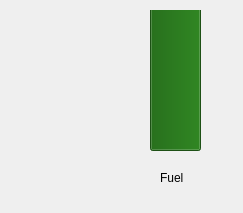
Before: the Qt Designer form CSCN72030-project 3/fuellevel.ui in ladeee21/project3_Section2_Group2, drawn with Qt 5.
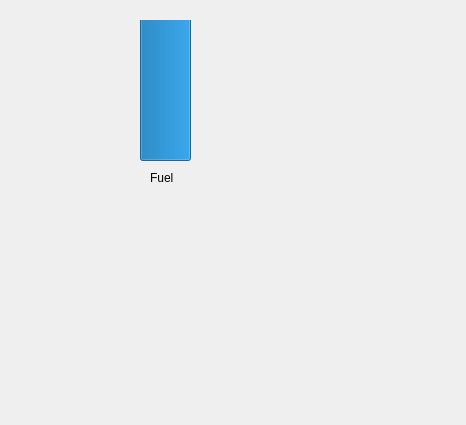
After: the same form once the commit is applied. Icons and pictures are not drawn.

```diff
--- a/CSCN72030-project 3/fuellevel.ui
+++ b/CSCN72030-project 3/fuellevel.ui
@@ -6,20 +6,26 @@
    <rect>
     <x>0</x>
     <y>0</y>
-    <width>243</width>
-    <height>213</height>
+    <width>466</width>
+    <height>425</height>
    </rect>
   </property>
+  <property name="sizePolicy">
+   <sizepolicy hsizetype="Fixed" vsizetype="Fixed">
+    <horstretch>0</horstretch>
+    <verstretch>0</verstretch>
+   </sizepolicy>
+  </property>
   <property name="windowTitle">
    <string>FuelLevel</string>
   </property>
   <widget class="QLabel" name="redLight">
    <property name="geometry">
     <rect>
-     <x>30</x>
-     <y>130</y>
-     <width>71</width>
-     <height>61</height>
+     <x>40</x>
+     <y>90</y>
+     <width>81</width>
+     <height>71</height>
     </rect>
    </property>
    <property name="text">
@@ -35,8 +41,8 @@
   <widget class="QLabel" name="yellowLight">
    <property name="geometry">
     <rect>
-     <x>30</x>
-     <y>30</y>
+     <x>40</x>
+     <y>20</y>
      <width>81</width>
      <height>71</height>
     </rect>
@@ -54,9 +60,9 @@
   <widget class="QLabel" name="fuelPercent">
    <property name="geometry">
     <rect>
-     <x>160</x>
+     <x>150</x>
      <y>170</y>
-     <width>49</width>
+     <width>31</width>
      <height>16</height>
     </rect>
    </property>
@@ -70,14 +76,17 @@
   <widget class="QProgressBar" name="fuelBar">
    <property name="geometry">
     <rect>
-     <x>150</x>
-     <y>10</y>
+     <x>140</x>
+     <y>20</y>
      <width>51</width>
      <height>141</height>
     </rect>
    </property>
+   <property name="autoFillBackground">
+    <bool>false</bool>
+   </property>
    <property name="styleSheet">
-    <string notr="true">selection-background-color: rgb(40, 112, 29);</string>
+    <string notr="true"/>
    </property>
    <property name="maximum">
     <number>100</number>
@@ -85,6 +94,12 @@
    <property name="value">
     <number>100</number>
    </property>
+   <property name="alignment">
+    <set>Qt::AlignmentFlag::AlignCenter</set>
+   </property>
+   <property name="textVisible">
+    <bool>false</bool>
+   </property>
    <property name="orientation">
     <enum>Qt::Orientation::Vertical</enum>
    </property>
```
